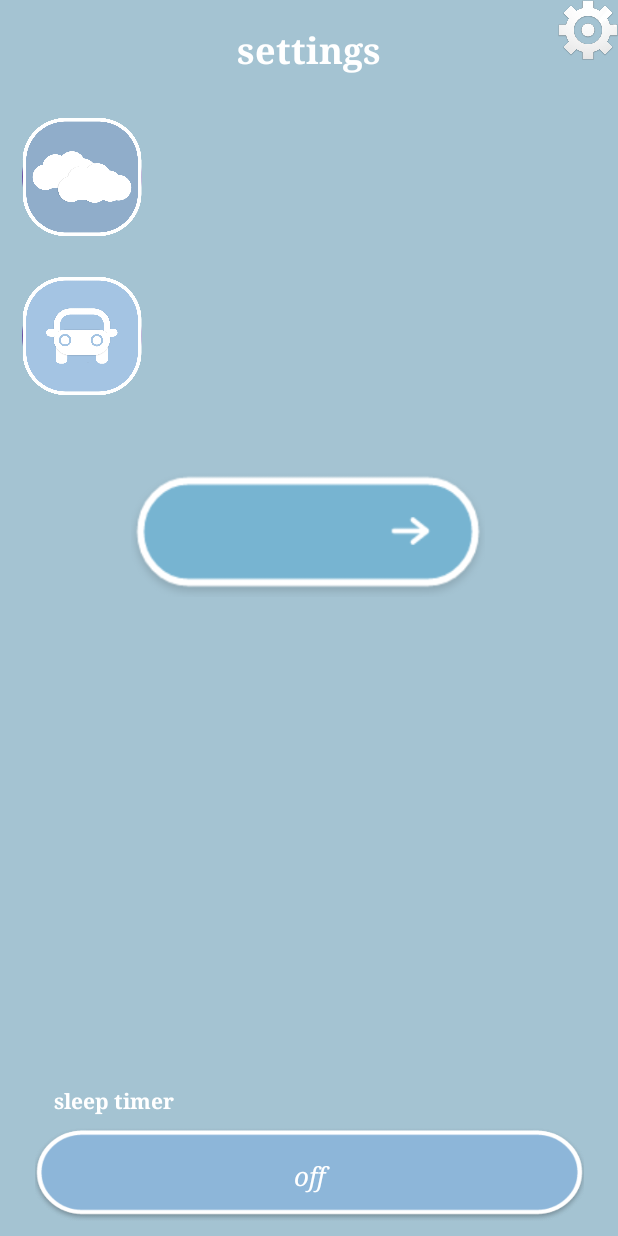
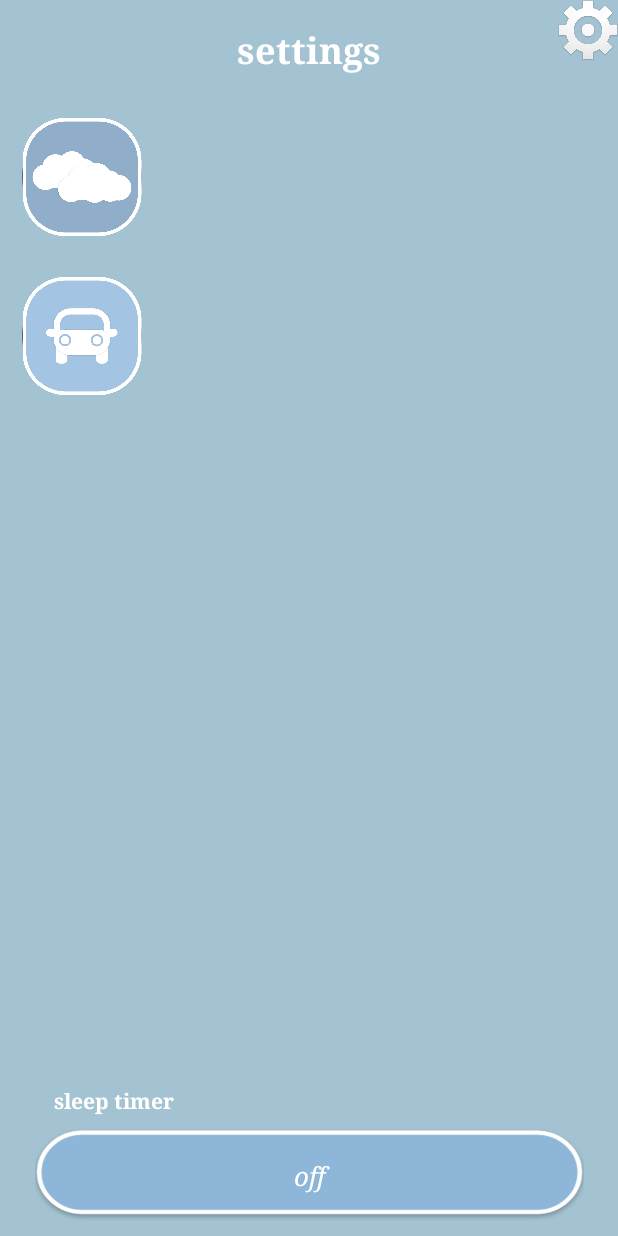
Before and after one commit to haliconfr/async, an Android app: the Settings screen opened directly, with no data from a screen before it, on a phone screen of 412 x 824 dp. Run offline under Robolectric (Android 15) with nearby library versions, the phone set to English and light mode, and no system bars.

Commit message:
added files

```diff
--- a/app/build.gradle
+++ b/app/build.gradle
@@ -32,6 +32,7 @@ android {
 }
 
 dependencies {
+    implementation "com.android.billingclient:billing:6.0.1"
     implementation 'com.github.bumptech.glide:glide:4.12.0'
     implementation 'androidx.appcompat:appcompat:1.6.1'
     implementation 'com.google.android.material:material:1.9.0'
--- a/app/src/main/java/com/halicon/async/MainVariables.java
+++ b/app/src/main/java/com/halicon/async/MainVariables.java
@@ -1,6 +1,6 @@
 package com.halicon.async;
 
 public class MainVariables {
-    public static double timer;
+    public static int timer;
     public static String enabled;
 }
--- a/app/src/main/java/com/halicon/async/Settings.java
+++ b/app/src/main/java/com/halicon/async/Settings.java
@@ -2,11 +2,11 @@ package com.halicon.async;
 
 import android.animation.Animator;
 import android.content.Intent;
+import android.content.SharedPreferences;
 import android.os.Bundle;
 import android.view.View;
 import android.widget.AdapterView;
 import android.widget.ArrayAdapter;
-import android.widget.Button;
 import android.widget.ImageView;
 import android.widget.Spinner;
 import android.widget.TextView;
@@ -16,16 +16,21 @@ import androidx.appcompat.app.AppCompatActivity;
 public class Settings extends AppCompatActivity {
     Spinner spinner;
     View[] icons = new View[2];
-    boolean first;
+    ImageView start;
     TextView transitionView;
     @Override
     protected void onCreate(Bundle savedInstanceState) {
         super.onCreate(savedInstanceState);
         setContentView(R.layout.settings);
-        ImageView start = findViewById(R.id.startSet);
+        start = findViewById(R.id.startSet);
         start.setOnClickListener(new View.OnClickListener() {
             @Override
             public void onClick(View view) {
+                start.setClickable(false);
+                SharedPreferences.Editor editor = getSharedPreferences("settings",0).edit();
+                editor.putString("sounds", MainVariables.enabled);
+                editor.putInt("timer", MainVariables.timer);
+                editor.apply();
                 transition();
             }
         });
@@ -36,8 +41,15 @@ public class Settings extends AppCompatActivity {
         }
         transitionView = findViewById(R.id.setTransition);
         transitionView.setAlpha(1);
-        transitionView.animate().alpha(0.0f).setDuration(1000);
+        transitionView.animate().alpha(0.0f).setDuration(500);
         spinner = findViewById(R.id.timer);
+        ImageView advanced = findViewById(R.id.moresounds);
+        advanced.setOnClickListener(new View.OnClickListener() {
+            @Override
+            public void onClick(View view) {
+                //setContentView()
+            }
+        });
         String[] array_spinner = new String[4];
         array_spinner[0] = "8 hours";
         array_spinner[1] = "2 hours";
@@ -46,11 +58,24 @@ public class Settings extends AppCompatActivity {
         ArrayAdapter<String> adapter =
                 new ArrayAdapter<String>(this, R.layout.list_item, R.id.itemText, array_spinner);
         spinner.setAdapter(adapter);
-        spinner.setSelection(3);
+        switch(MainVariables.timer){
+            case(0):
+                spinner.setSelection(3);
+                break;
+            case(30):
+                spinner.setSelection(2);
+                break;
+            case(120):
+                spinner.setSelection(1);
+                break;
+            case(480):
+                spinner.setSelection(0);
+                break;
+        }
         spinner.setOnItemSelectedListener(new AdapterView.OnItemSelectedListener() {
             @Override
             public void onItemSelected(AdapterView<?> adapterView, View view, int i, long l) {
-                double timer = 0;
+                int timer = 0;
                 switch (i){
                     case(0):
                         timer = 480;
@@ -65,9 +90,7 @@ public class Settings extends AppCompatActivity {
                         timer = 0;
                         break;
                 }
-                if(!first){
-                    MainVariables.timer = timer;
-                }
+                MainVariables.timer = timer;
             }
 
             @Override
@@ -100,7 +123,7 @@ public class Settings extends AppCompatActivity {
         });
     }
     void transition(){
-        transitionView.animate().alpha(1.0f).setDuration(1500).setListener(new Animator.AnimatorListener() {
+        transitionView.animate().alpha(1.0f).setDuration(500).setListener(new Animator.AnimatorListener() {
             @Override
             public void onAnimationStart(@NonNull Animator animator) {
 
@@ -108,6 +131,7 @@ public class Settings extends AppCompatActivity {
 
             @Override
             public void onAnimationEnd(@NonNull Animator animator) {
+                start.setClickable(true);
                 Intent intent = new Intent(Settings.this, MainActivity.class);
                 intent.putExtra("intent", false);
                 startActivity(intent);
--- a/app/src/main/java/com/halicon/async/Splash.java
+++ b/app/src/main/java/com/halicon/async/Splash.java
@@ -2,6 +2,7 @@ package com.halicon.async;
 
 import android.animation.Animator;
 import android.content.Intent;
+import android.content.SharedPreferences;
 import android.media.MediaPlayer;
 import android.net.Uri;
 import android.os.Bundle;
@@ -17,10 +18,12 @@ public class Splash extends AppCompatActivity {
     TextView transitionView;
     protected void onCreate(Bundle savedInstanceState) {
         super.onCreate(savedInstanceState);
-        MainVariables.enabled = "thunder ";
         setContentView(R.layout.splash);
         transitionView = findViewById(R.id.setTransition);
         transitionView.setAlpha(0);
+        SharedPreferences sp = getSharedPreferences("settings",0);
+        MainVariables.enabled = sp.getString("sounds", "thunder ");
+        MainVariables.timer = sp.getInt("timer", 0);
         transition(MainActivity.class);
     }
     void transition(Class destination){
--- a/app/src/main/java/com/halicon/async/soundService.java
+++ b/app/src/main/java/com/halicon/async/soundService.java
@@ -2,8 +2,6 @@ package com.halicon.async;
 
 import android.app.Service;
 import android.content.Intent;
-import android.media.AudioAttributes;
-import android.media.AudioManager;
 import android.media.MediaPlayer;
 import android.net.Uri;
 import android.os.IBinder;
--- a/app/src/main/res/layout/settings.xml
+++ b/app/src/main/res/layout/settings.xml
@@ -95,17 +95,35 @@
 
     <ImageView
         android:id="@+id/moresounds"
-        android:layout_width="236dp"
-        android:layout_height="88dp"
+        android:layout_width="192dp"
+        android:layout_height="63dp"
         android:clickable="true"
         android:focusable="true"
         android:foreground="@drawable/more_button"
+        android:visibility="invisible"
         app:layout_constraintBottom_toTopOf="@+id/sleepText"
         app:layout_constraintEnd_toEndOf="@+id/setTransition"
         app:layout_constraintHorizontal_bias="0.497"
         app:layout_constraintStart_toStartOf="parent"
         app:layout_constraintTop_toBottomOf="@+id/trafficSet"
         app:layout_constraintVertical_bias="0.127" />
+
+    <TextView
+        android:id="@+id/moresoundsText"
+        android:layout_width="126dp"
+        android:layout_height="36dp"
+        android:fontFamily="serif"
+        android:gravity="center"
+        android:text="more sounds"
+        android:textColor="@color/white"
+        android:textSize="15sp"
+        android:textStyle="bold"
+        android:visibility="invisible"
+        app:layout_constraintBottom_toBottomOf="@+id/moresounds"
+        app:layout_constraintEnd_toEndOf="@+id/moresounds"
+        app:layout_constraintHorizontal_bias="0.3"
+        app:layout_constraintStart_toStartOf="@+id/moresounds"
+        app:layout_constraintTop_toTopOf="@+id/moresounds" />
 
     <TextView
         android:id="@+id/setTransition"
```
Also changed, not shown: app/src/main/java/com/halicon/async/MainActivity.java (+19 -6 lines), app/src/main/res/drawable/more_button.png, 7 other files.
